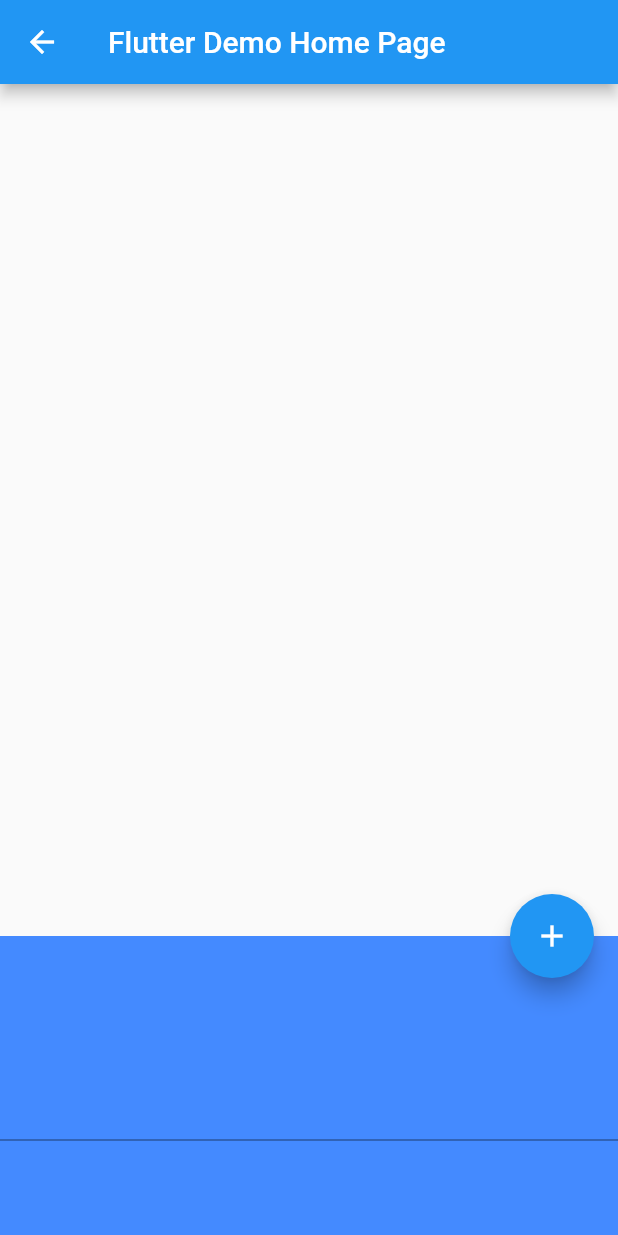
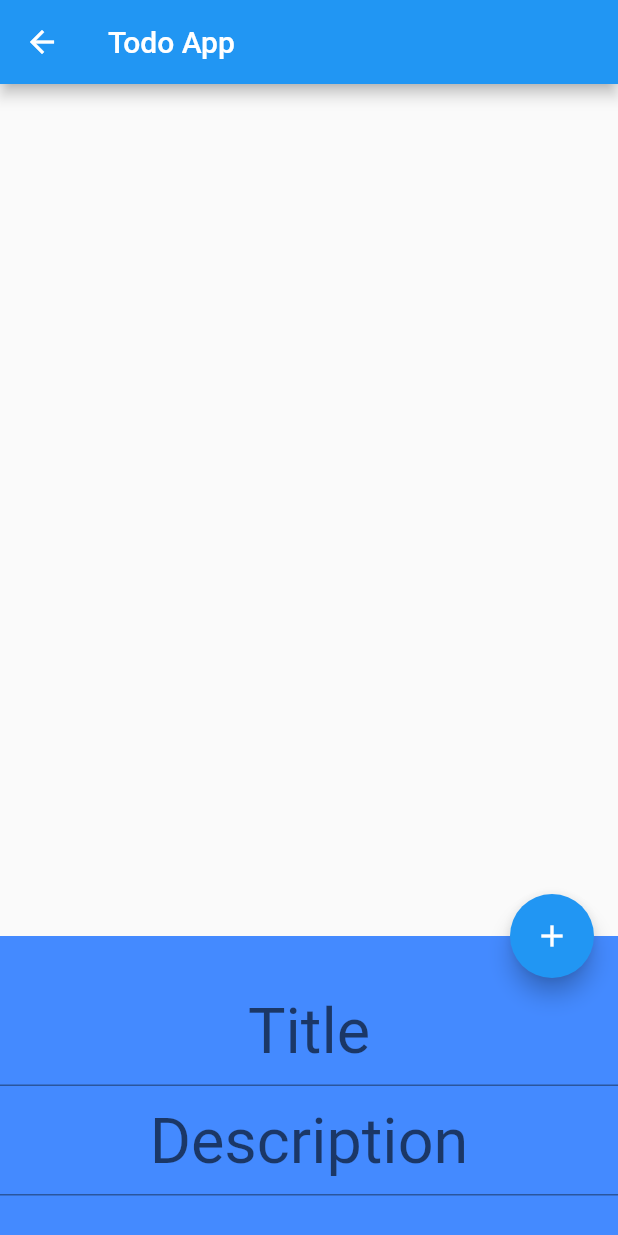
Before and after one commit to talhahasanzia/flutter-sessions, a Flutter app: the screen it shows after launch, after a tap on the "add" icon, on a phone screen of 412 x 824 dp. Run offline on Flutter 3.47's test engine with Material 2 defaults, Android fonts, the phone set to English and light mode, and no system bars; our stand-ins replace sqflite; accounts and stored records are empty.

```diff
--- /dev/null
+++ b/todo_app/todo_app/lib/database_helper.dart
@@ -0,0 +1,80 @@
+import 'dart:io';
+
+import 'package:path/path.dart';
+import 'package:path_provider/path_provider.dart';
+import 'package:sqflite/sqflite.dart';
+import 'package:todoapp/todo_model.dart';
+
+class DatabaseHelper {
+  static final _databaseName = "todo_list.db";
+  static final _databaseVersion = 1;
+
+  static final table = 'todo_list';
+
+  static final columnId = 'id';
+  static final columnDetails = 'title';
+  static final columnDate = 'description';
+
+  // make this a singleton class
+  DatabaseHelper._privateConstructor();
+
+  static final DatabaseHelper instance = DatabaseHelper._privateConstructor();
+
+  // only have a single app-wide reference to the database
+  static Database _database;
+
+  Future<Database> get database async {
+    if (_database != null) return _database;
+
+    _database = await _initDatabase();
+    return _database;
+  }
+
+  // this opens the database (and creates it if it doesn't exist)
+  _initDatabase() async {
+    Directory documentsDirectory = await getApplicationDocumentsDirectory();
+    String path = join(documentsDirectory.path, _databaseName);
+    return await openDatabase(path,
+        version: _databaseVersion, onCreate: _onCreate);
+  }
+
+  Future _onCreate(Database db, int version) async {
+    await db.execute('''
+          CREATE TABLE $table (
+            $columnId INTEGER PRIMARY KEY,
+            $columnDetails TEXT NOT NULL,
+            $columnDate TEXT NOT NULL
+          )
+          ''');
+  }
+
+  Future<int> insert(Todo item) async {
+    Database db = await instance.database;
+    return await db.insert(table, item.toMap());
+  }
+
+  Future<List<Todo>> queryAllRows() async {
+    Database db = await instance.database;
+    List<Map<String, dynamic>> data = await db.query(table);
+    List<Todo> todo = List<Todo>();
+
+    data.forEach((element) {
+      todo.add(Todo.fromMap(element));
+    });
+
+    return todo;
+  }
+
+  Future<int> delete(int id) async {
+    Database db = await instance.database;
+    return await db.delete(table, where: '$columnId = ?', whereArgs: [id]);
+  }
+
+  Future<void> closeDatabase() {
+    if (_database != null) {
+      return _database.close();
+    }
+
+    return null;
+  }
+}
--- a/todo_app/todo_app/lib/home.dart
+++ b/todo_app/todo_app/lib/home.dart
@@ -1,4 +1,6 @@
 import 'package:flutter/material.dart';
+import 'package:todoapp/database_helper.dart';
+import 'package:todoapp/todo_model.dart';
 
 class MyHomePage extends StatefulWidget {
   MyHomePage({Key key, this.title}) : super(key: key);
@@ -10,11 +12,26 @@ class MyHomePage extends StatefulWidget {
 }
 
 class _MyHomePageState extends State<MyHomePage> {
-  List<String> _todoList = List<String>();
+  List<Todo> _todoList = List<Todo>();
+  DatabaseHelper _databaseHelper = DatabaseHelper.instance;
 
-  void addTodoItem(String todo) {
-    setState(() {
-      _todoList.add(todo);
+  @override
+  void initState() {
+    super.initState();
+    _databaseHelper.queryAllRows().then((todoList) {
+      if (todoList != null && todoList.isNotEmpty) {
+        fetchData();
+      }
+    });
+  }
+
+  void addTodoItem(String title, String description) {
+    _databaseHelper
+        .insert(Todo(_todoList.length + 1, title, description))
+        .then((id) {
+      if (id != -1) {
+        fetchData();
+      }
     });
   }
 
@@ -22,6 +39,12 @@ class _MyHomePageState extends State<MyHomePage> {
   Widget build(BuildContext context) {
     Scaffold scaffold = getScaffold();
     return scaffold;
+  }
+
+  @override
+  void dispose() {
+    _databaseHelper.closeDatabase();
+    super.dispose();
   }
 
   Scaffold getScaffold() {
@@ -44,6 +67,14 @@ class _MyHomePageState extends State<MyHomePage> {
     );
   }
 
+  void fetchData() {
+    _databaseHelper.queryAllRows().then((todoList) {
+      setState(() {
+        _todoList = todoList;
+      });
+    });
+  }
+
   List<Widget> getItems() {
     List<Widget> listTiles = new List();
 
@@ -54,20 +85,19 @@ class _MyHomePageState extends State<MyHomePage> {
 
           // Each Dismissible must contain a Key. Keys allow Flutter to
           // uniquely identify widgets.
-          key: Key(element),
+          key: Key(element.toString()),
           // Provide a function that tells the app
           // what to do after an item has been swiped away.
           onDismissed: (direction) {
             // Remove the item from the data source.
-            setState(() {
-              _todoList.remove(element);
+            _databaseHelper.delete(element.id).then((id) {
+              fetchData();
             });
-
-            // Show a snackbar. This snackbar could also contain "Undo" actions.
-            Scaffold.of(context)
-                .showSnackBar(SnackBar(content: Text("$element dismissed")));
           },
-          child: ListTile(title: Text('$element')),
+          child: ListTile(
+            title: Text(element.title),
+            subtitle: Text(element.description),
+          ),
         ),
       );
     });
@@ -77,7 +107,8 @@ class _MyHomePageState extends State<MyHomePage> {
 }
 
 class MyFloatingActionButton extends StatelessWidget {
-  final Function(String) _onAdded;
+  final Function(String, String) _onAdded;
+  String _cTitle = "";
 
   MyFloatingActionButton(this._onAdded) : super();
 
@@ -96,6 +127,7 @@ class MyFloatingActionButton extends StatelessWidget {
                 mainAxisSize: MainAxisSize.min,
                 children: <Widget>[
                   TextField(
+                    decoration: InputDecoration(hintText: "Title"),
                     expands: false,
                     textAlign: TextAlign.center,
                     style: TextStyle(
@@ -105,7 +137,24 @@ class MyFloatingActionButton extends StatelessWidget {
                     cursorColor: Colors.white,
                     textInputAction: TextInputAction.done,
                     onSubmitted: (text) {
-                      _onAdded(text);
+                      _cTitle = text;
+                    },
+                    onChanged: (text) {
+                      _cTitle = text;
+                    },
+                  ),
+                  TextField(
+                    decoration: InputDecoration(hintText: "Description"),
+                    expands: false,
+                    textAlign: TextAlign.center,
+                    style: TextStyle(
+                      color: Colors.white,
+                      fontSize: 42,
+                    ),
+                    cursorColor: Colors.white,
+                    textInputAction: TextInputAction.done,
+                    onSubmitted: (text) {
+                      _onAdded(_cTitle, text);
                       Navigator.of(context).pop();
                     },
                   ),
--- a/todo_app/todo_app/lib/main.dart
+++ b/todo_app/todo_app/lib/main.dart
@@ -1,4 +1,5 @@
 import 'package:flutter/material.dart';
+import 'package:sqflite/sqflite.dart';
 
 import 'home.dart';
 
@@ -28,7 +29,7 @@ class MyApp extends StatelessWidget {
         // closer together (more dense) than on mobile platforms.
         visualDensity: VisualDensity.adaptivePlatformDensity,
       ),
-      home: MyHomePage(title: 'Flutter Demo Home Page'),
+      home: MyHomePage(title: 'Todo App'),
     );
   }
 }
--- /dev/null
+++ b/todo_app/todo_app/lib/todo_model.dart
@@ -0,0 +1,36 @@
+
+
+class Todo {
+  int _id;
+  String _title;
+  String _description;
+
+  Todo(this._id, this._title, this._description);
+
+  Todo.map(dynamic obj) {
+    this._id = obj['id'];
+    this._title = obj['title'];
+    this._description = obj['description'];
+  }
+
+  int get id => _id;
+  String get title => _title;
+  String get description => _description;
+
+  Map<String, dynamic> toMap() {
+    var map = new Map<String, dynamic>();
+    if (_id != null) {
+      map['id'] = _id;
+    }
+    map['title'] = _title;
+    map['description'] = _description;
+
+    return map;
+  }
+
+  Todo.fromMap(Map<String, dynamic> map) {
+    this._id = map['id'];
+    this._title = map['title'];
+    this._description = map['description'];
+  }
+}
--- a/todo_app/todo_app/pubspec.yaml
+++ b/todo_app/todo_app/pubspec.yaml
@@ -28,6 +28,10 @@ dependencies:
   # The following adds the Cupertino Icons font to your application.
   # Use with the CupertinoIcons class for iOS style icons.
   cupertino_icons: ^0.1.3
+  sqflite: ^1.3.0
+  path: ^1.6.4
+  path_provider: ^1.5.1
+
 
 dev_dependencies:
   flutter_test:
```
